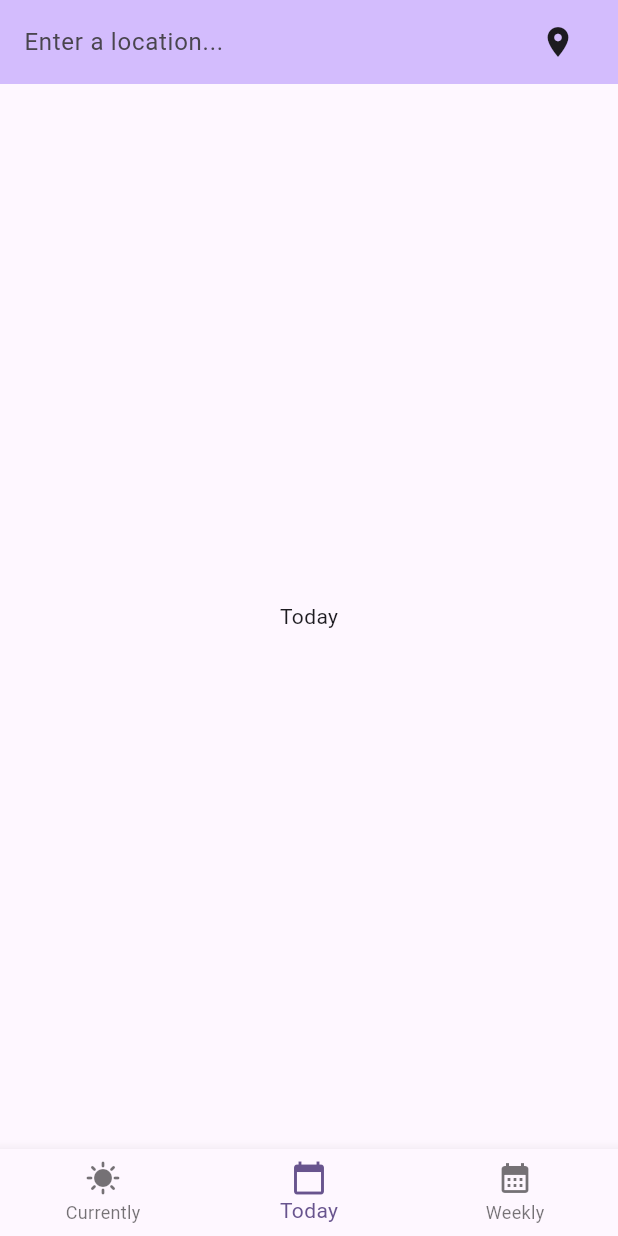
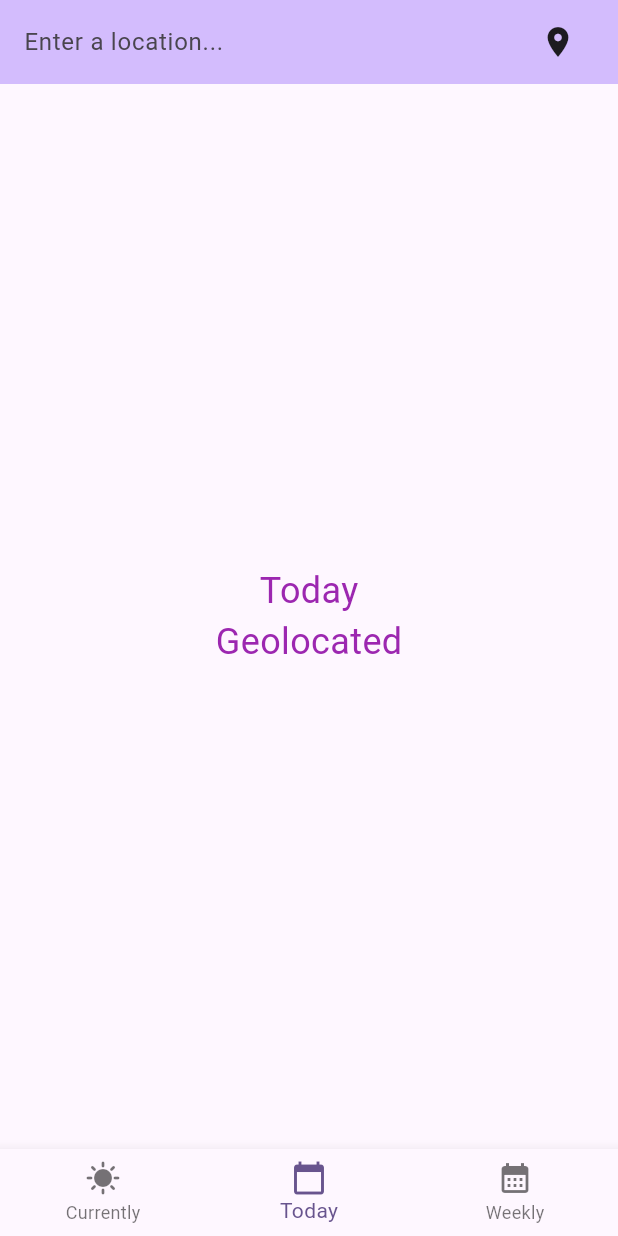
Before and after one commit to jareste/42-Mobile-Piscine-1, a Flutter app: the screen it shows after launch, item 2 of the bottom bar chosen, after a tap on the "location on" icon, on a phone screen of 412 x 824 dp. Run offline on Flutter 3.47's test engine with Material 3 defaults, Android fonts, the phone set to English and light mode, and no system bars.

Commit message:
ex00 and ex01 in same repo????

```diff
--- a/mobileWeatherApp/lib/main.dart
+++ b/mobileWeatherApp/lib/main.dart
@@ -57,6 +57,8 @@ class MyHomePage extends StatefulWidget {
 class _MyHomePageState extends State<MyHomePage> {
   int _index = 0;
   final _pageController = PageController();
+  String _midText = '';
+  final TextEditingController _controller = TextEditingController();
 
   @override
   Widget build(BuildContext context) {
@@ -73,15 +75,24 @@ class _MyHomePageState extends State<MyHomePage> {
           children: <Widget>[
             Expanded(
               child: TextField(
+                controller: _controller,
                 decoration: InputDecoration(
                   border: InputBorder.none,
                   hintText: 'Enter a location...'
                 ),
+                onChanged: (value) {
+                  _midText = value;
+                  setState(() {});
+                },
               ),
             ),
             IconButton(
               icon: Icon(Icons.location_on),
-              onPressed: () {},
+              onPressed: () {
+                _midText = 'Geolocated';
+                _controller.clear();
+                setState(() {});
+              },
             ),
           ],
         ),
@@ -94,9 +105,33 @@ class _MyHomePageState extends State<MyHomePage> {
           });
         },
         children: <Widget>[
-          Center(child: Text('Currently')),
-          Center(child: Text('Today')),
-          Center(child: Text('Weekly')),
+          Center(
+            child: Column(
+              mainAxisAlignment: MainAxisAlignment.center,
+              children: <Widget>[
+                Text('Currently', style: TextStyle(fontSize: 56, color: Colors.lightBlueAccent),),
+                Text(_midText, style: TextStyle(fontSize: 10, color: Colors.redAccent),),
+              ],
+            ),
+          ),
+          Center(
+            child: Column(
+              mainAxisAlignment: MainAxisAlignment.center,
+              children: <Widget>[
+                Text('Today', style: TextStyle(fontSize: 24, color: Colors.purple),),
+                Text(_midText, style: TextStyle(fontSize: 24, color: Colors.purple),),
+              ],
+            ),
+          ),
+          Center(
+            child: Column(
+              mainAxisAlignment: MainAxisAlignment.center,
+              children: <Widget>[
+                Text('Weekly', style: TextStyle(fontSize: 10, color: Colors.red),),
+                Text(_midText, style: TextStyle(fontSize: 56, color: Colors.lightBlueAccent)),
+              ],
+            ),
+          ),
         ],
       ),
       bottomNavigationBar: BottomNavigationBar(
```
